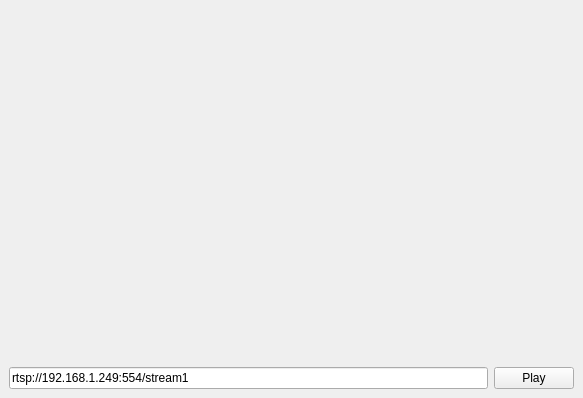
takyonxxx/ObjectDetector, file mainwindow.ui: the form before one commit.
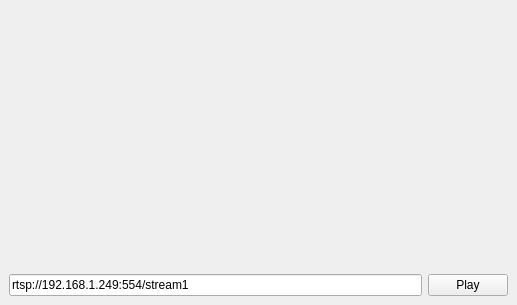
The form after the commit.

Diff of the .ui file:
```diff
--- a/mainwindow.ui
+++ b/mainwindow.ui
@@ -6,8 +6,8 @@
    <rect>
     <x>0</x>
     <y>0</y>
-    <width>583</width>
-    <height>398</height>
+    <width>517</width>
+    <height>305</height>
    </rect>
   </property>
   <property name="windowTitle">
```
Left out of the diff: 2 changed lines with no effect on the pictures.
